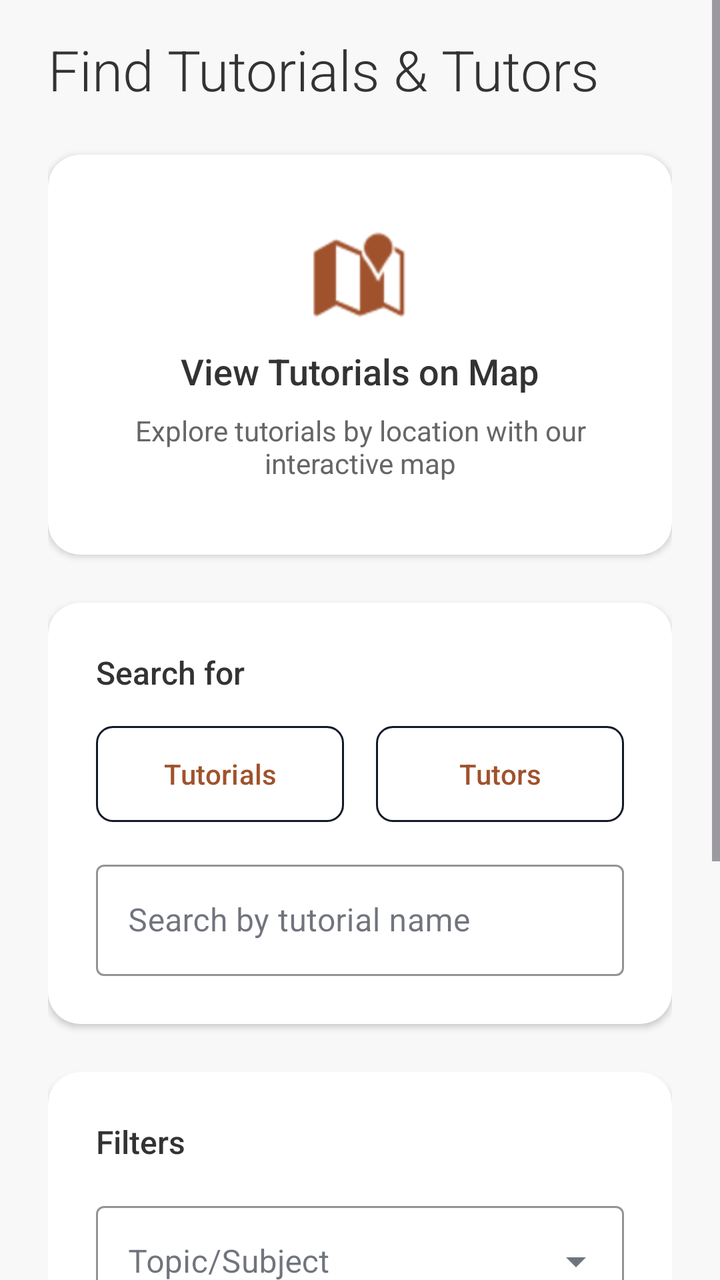
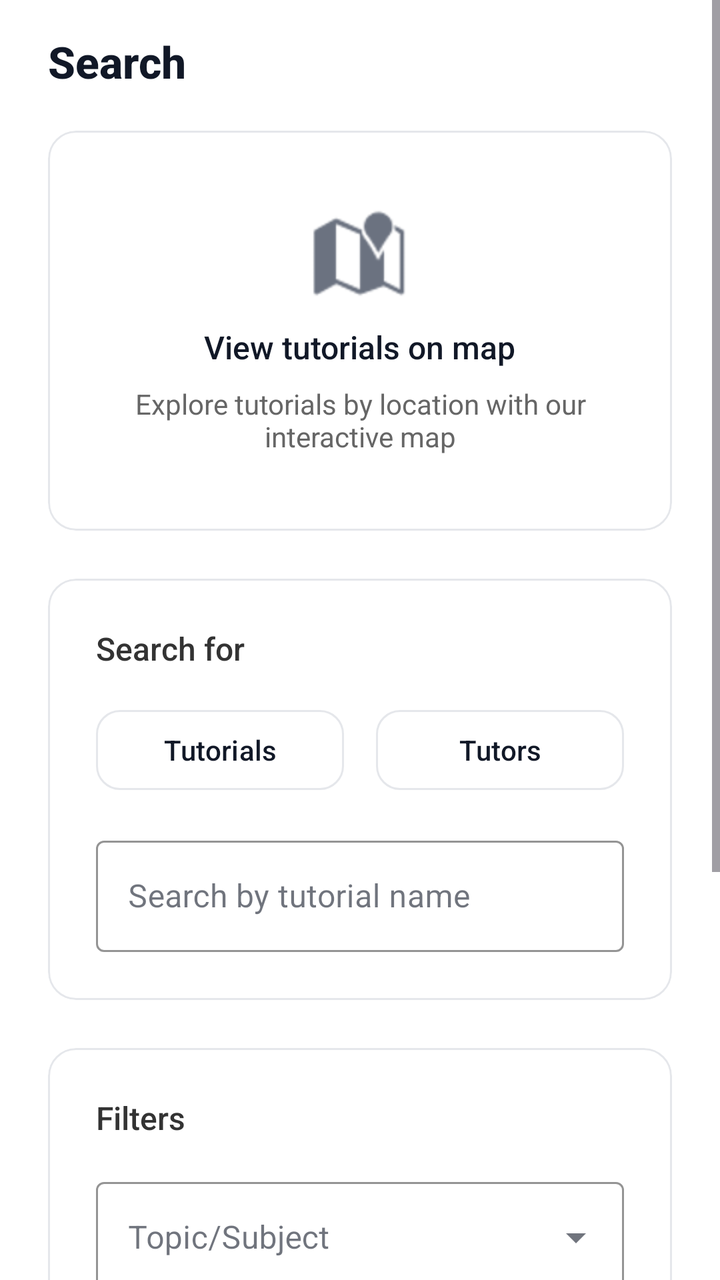

Before-and-after screenshots of an Android layout around one commit, followed by the original layout XML and the change that was made.
<!-- AndroidManifest.xml: application theme Theme.Csci3130Group1 -->
<!-- res/layout/fragment_search_for_tutorials.xml -->
<?xml version="1.0" encoding="utf-8"?>
<ScrollView xmlns:android="http://schemas.android.com/apk/res/android"
    xmlns:app="http://schemas.android.com/apk/res-auto"
    android:layout_width="match_parent"
    android:layout_height="match_parent"
    android:background="#F8F8F8"
    android:fillViewport="true">

    <LinearLayout
        android:layout_width="match_parent"
        android:layout_height="wrap_content"
        android:orientation="vertical"
        android:paddingHorizontal="24dp"
        android:paddingTop="16dp"
        android:paddingBottom="32dp">

        
        <TextView
            android:layout_width="wrap_content"
            android:layout_height="wrap_content"
            android:text="Find Tutorials &amp; Tutors"
            android:textSize="28sp"
            android:fontFamily="sans-serif-light"
            android:textColor="#333333"
            android:layout_marginBottom="24dp"/>

        
        <androidx.cardview.widget.CardView
            android:id="@+id/mapsCard"
            android:layout_width="match_parent"
            android:layout_height="200dp"
            android:layout_marginBottom="24dp"
            app:cardCornerRadius="16dp"
            app:cardElevation="2dp"
            app:cardBackgroundColor="#FFFFFF">

            <LinearLayout
                android:layout_width="match_parent"
                android:layout_height="match_parent"
                android:orientation="vertical"
                android:gravity="center">

                <ImageView
                    android:layout_width="48dp"
                    android:layout_height="48dp"
                    android:src="@android:drawable/ic_dialog_map"
                    app:tint="#A0522D"
                    android:layout_marginBottom="12dp"/>

                <TextView
                    android:layout_width="wrap_content"
                    android:layout_height="wrap_content"
                    android:text="View Tutorials on Map"
                    android:textSize="18sp"
                    android:fontFamily="sans-serif-medium"
                    android:textColor="#333333"
                    android:layout_marginBottom="8dp"/>

                <TextView
                    android:layout_width="wrap_content"
                    android:layout_height="wrap_content"
                    android:text="Explore tutorials by location with our interactive map"
                    android:textSize="14sp"
                    android:textColor="#666666"
                    android:gravity="center"
                    android:paddingHorizontal="24dp"/>
            </LinearLayout>
        </androidx.cardview.widget.CardView>

        
        <androidx.cardview.widget.CardView
            android:layout_width="match_parent"
            android:layout_height="wrap_content"
            android:layout_marginBottom="24dp"
            app:cardCornerRadius="16dp"
            app:cardElevation="2dp"
            app:cardBackgroundColor="#FFFFFF">

            <LinearLayout
                android:layout_width="match_parent"
                android:layout_height="wrap_content"
                android:orientation="vertical"
                android:padding="24dp">

                <TextView
                    android:layout_width="wrap_content"
                    android:layout_height="wrap_content"
                    android:text="Search for"
                    android:textSize="16sp"
                    android:fontFamily="sans-serif-medium"
                    android:textColor="#333333"
                    android:layout_marginBottom="16dp"/>

                <LinearLayout
                    android:layout_width="match_parent"
                    android:layout_height="wrap_content"
                    android:orientation="horizontal"
                    android:layout_marginBottom="16dp">

                    <Button
                        android:id="@+id/searchTutorialsButton"
                        android:layout_width="0dp"
                        android:layout_height="wrap_content"
                        android:layout_weight="1"
                        android:text="Tutorials"
                        android:textAllCaps="false"
                        android:background="@drawable/button_selector_primary"
                        android:textColor="@color/button_text_selector"
                        android:layout_marginEnd="8dp"/>

                    <Button
                        android:id="@+id/searchTutorsButton"
                        android:layout_width="0dp"
                        android:layout_height="wrap_content"
                        android:layout_weight="1"
                        android:text="Tutors"
                        android:textAllCaps="false"
                        android:background="@drawable/button_selector_primary"
                        android:textColor="@color/button_text_selector"
                        android:layout_marginStart="8dp"/>
                </LinearLayout>

                
                <com.google.android.material.textfield.TextInputLayout
                    android:id="@+id/searchInputLayout"
                    android:layout_width="match_parent"
                    android:layout_height="wrap_content"
                    android:hint="Search by tutorial name"
                    app:boxStrokeColor="#A0522D"
                    app:hintTextColor="#A0522D"
                    style="@style/Widget.MaterialComponents.TextInputLayout.OutlinedBox">

                    <com.google.android.material.textfield.TextInputEditText
                        android:id="@+id/searchInput"
                        android:layout_width="match_parent"
                        android:layout_height="wrap_content"
                        android:inputType="text"/>
                </com.google.android.material.textfield.TextInputLayout>
            </LinearLayout>
        </androidx.cardview.widget.CardView>

        
        <androidx.cardview.widget.CardView
            android:id="@+id/filtersCard"
            android:layout_width="match_parent"
            android:layout_height="wrap_content"
            android:layout_marginBottom="24dp"
            app:cardCornerRadius="16dp"
            app:cardElevation="2dp"
            app:cardBackgroundColor="#FFFFFF">

            <LinearLayout
                android:layout_width="match_parent"
                android:layout_height="wrap_content"
                android:orientation="vertical"
                android:padding="24dp">

                <TextView
                    android:layout_width="wrap_content"
                    android:layout_height="wrap_content"
                    android:text="Filters"
                    android:textSize="16sp"
                    android:fontFamily="sans-serif-medium"
                    android:textColor="#333333"
                    android:layout_marginBottom="16dp"/>

                
                <LinearLayout
                    android:id="@+id/topicFilterContainer"
                    android:layout_width="match_parent"
                    android:layout_height="wrap_content"
                    android:orientation="vertical">

                    
                    <com.google.android.material.textfield.TextInputLayout
                        android:layout_width="match_parent"
                        android:layout_height="wrap_content"
                        android:layout_marginBottom="16dp"
                        android:hint="Topic/Subject"
                        app:boxStrokeColor="#A0522D"
                        app:hintTextColor="#A0522D"
                        style="@style/Widget.MaterialComponents.TextInputLayout.OutlinedBox.ExposedDropdownMenu">

                        <AutoCompleteTextView
                            android:id="@+id/topicFilter"
                            android:layout_width="match_parent"
                            android:layout_height="wrap_content"
                            android:inputType="none"/>
                    </com.google.android.material.textfield.TextInputLayout>
                </LinearLayout>

                
                <LinearLayout
                    android:id="@+id/tutorialFiltersContainer"
                    android:layout_width="match_parent"
                    android:layout_height="wrap_content"
                    android:orientation="vertical">

                    
                    <com.google.android.material.textfield.TextInputLayout
                        android:layout_width="match_parent"
                        android:layout_height="wrap_content"
                        android:layout_marginBottom="16dp"
                        android:hint="Location"
                        app:boxStrokeColor="#A0522D"
                        app:hintTextColor="#A0522D"
                        style="@style/Widget.MaterialComponents.TextInputLayout.OutlinedBox.ExposedDropdownMenu">

                        <AutoCompleteTextView
                            android:id="@+id/locationFilter"
                            android:layout_width="match_parent"
                            android:layout_height="wrap_content"
                            android:inputType="none"
                            android:text="All Locations"
                            android:textSize="14sp"
                            android:paddingHorizontal="16dp"/>
                    </com.google.android.material.textfield.TextInputLayout>

                    
                    <com.google.android.material.textfield.TextInputLayout
                        android:layout_width="match_parent"
                        android:layout_height="wrap_content"
                        android:layout_marginBottom="16dp"
                        android:hint="Max Fee ($)"
                        app:boxStrokeColor="#A0522D"
                        app:hintTextColor="#A0522D"
                        style="@style/Widget.MaterialComponents.TextInputLayout.OutlinedBox">

                        <com.google.android.material.textfield.TextInputEditText
                            android:id="@+id/feeFilter"
                            android:layout_width="match_parent"
                            android:layout_height="wrap_content"
                            android:inputType="numberDecimal"
                            android:textSize="14sp"/>
                    </com.google.android.material.textfield.TextInputLayout>
                </LinearLayout>

                
                <LinearLayout
                    android:id="@+id/tutorFiltersContainer"
                    android:layout_width="match_parent"
                    android:layout_height="wrap_content"
                    android:orientation="vertical"
                    android:visibility="gone">

                    
                    <com.google.android.material.textfield.TextInputLayout
                        android:layout_width="match_parent"
                        android:layout_height="wrap_content"
                        android:layout_marginBottom="16dp"
                        android:hint="Degree/Field of Study"
                        app:boxStrokeColor="#A0522D"
                        app:hintTextColor="#A0522D"
                        style="@style/Widget.MaterialComponents.TextInputLayout.OutlinedBox.ExposedDropdownMenu">

                        <AutoCompleteTextView
                            android:id="@+id/degreeFilter"
                            android:layout_width="match_parent"
                            android:layout_height="wrap_content"
                            android:inputType="none"
                            android:text="All Degrees"
                            android:textSize="14sp"
                            android:paddingHorizontal="16dp"/>
                    </com.google.android.material.textfield.TextInputLayout>

                    
                    <com.google.android.material.textfield.TextInputLayout
                        android:layout_width="match_parent"
                        android:layout_height="wrap_content"
                        android:layout_marginBottom="16dp"
                        android:hint="Minimum Rating"
                        app:boxStrokeColor="#A0522D"
                        app:hintTextColor="#A0522D"
                        style="@style/Widget.MaterialComponents.TextInputLayout.OutlinedBox.ExposedDropdownMenu">

                        <AutoCompleteTextView
                            android:id="@+id/ratingFilter"
                            android:layout_width="match_parent"
                            android:layout_height="wrap_content"
                            android:inputType="none"
                            android:text="Any Rating"
                            android:textSize="14sp"
                            android:paddingHorizontal="16dp"/>
                    </com.google.android.material.textfield.TextInputLayout>
                </LinearLayout>

                
                <Button
                    android:id="@+id/searchButton"
                    style="@style/Widget.MaterialComponents.Button"
                    android:layout_width="match_parent"
                    android:layout_height="wrap_content"
                    android:text="Search"
                    android:textAllCaps="false"
                    android:backgroundTint="#A0522D"
                    android:textColor="#FFFFFF"
                    app:cornerRadius="8dp"/>
            </LinearLayout>
        </androidx.cardview.widget.CardView>

        
        <androidx.cardview.widget.CardView
            android:id="@+id/resultsCard"
            android:layout_width="match_parent"
            android:layout_height="wrap_content"
            app:cardCornerRadius="16dp"
            app:cardElevation="2dp"
            app:cardBackgroundColor="#FFFFFF"
            android:visibility="gone">

            <LinearLayout
                android:layout_width="match_parent"
                android:layout_height="wrap_content"
                android:orientation="vertical"
                android:padding="24dp">

                
                <LinearLayout
                    android:layout_width="match_parent"
                    android:layout_height="wrap_content"
                    android:orientation="horizontal"
                    android:gravity="center_vertical"
                    android:layout_marginBottom="16dp">

                    <ImageView
                        android:layout_width="24dp"
                        android:layout_height="24dp"
                        android:src="@android:drawable/ic_menu_search"
                        app:tint="#A0522D"/>

                    <TextView
                        android:id="@+id/resultsHeader"
                        android:layout_width="wrap_content"
                        android:layout_height="wrap_content"
                        android:text="Search Results"
                        android:textSize="20sp"
                        android:fontFamily="sans-serif-medium"
                        android:textColor="#333333"
                        android:layout_marginStart="12dp"/>
                </LinearLayout>

                
                <androidx.recyclerview.widget.RecyclerView
                    android:id="@+id/resultsRecyclerView"
                    android:layout_width="match_parent"
                    android:layout_height="wrap_content"
                    android:nestedScrollingEnabled="false"/>

                
                <LinearLayout
                    android:id="@+id/emptyStateLayout"
                    android:layout_width="match_parent"
                    android:layout_height="wrap_content"
                    android:orientation="vertical"
                    android:gravity="center"
                    android:padding="32dp"
                    android:visibility="gone">

                    <ImageView
                        android:layout_width="64dp"
                        android:layout_height="64dp"
                        android:src="@android:drawable/ic_menu_search"
                        app:tint="#CCCCCC"
                        android:layout_marginBottom="16dp"/>

                    <TextView
                        android:layout_width="wrap_content"
                        android:layout_height="wrap_content"
                        android:text="No results found"
                        android:textSize="18sp"
                        android:fontFamily="sans-serif-medium"
                        android:textColor="#666666"
                        android:layout_marginBottom="8dp"/>

                    <TextView
                        android:layout_width="wrap_content"
                        android:layout_height="wrap_content"
                        android:text="Try adjusting your search criteria"
                        android:textSize="14sp"
                        android:textColor="#888888"
                        android:gravity="center"/>
                </LinearLayout>
            </LinearLayout>
        </androidx.cardview.widget.CardView>

        
        <ListView
            android:id="@+id/tutorialListView"
            android:layout_width="match_parent"
            android:layout_height="wrap_content"
            android:visibility="gone"/>

        <Button
            android:id="@+id/bt_location"
            android:layout_width="wrap_content"
            android:layout_height="wrap_content"
            android:visibility="gone"/>

        <TextView
            android:id="@+id/location_text"
            android:layout_width="wrap_content"
            android:layout_height="wrap_content"
            android:visibility="gone"/>

        
        <EditText
            android:id="@+id/locationInput"
            android:layout_width="match_parent"
            android:layout_height="wrap_content"
            android:visibility="gone"/>

        <EditText
            android:id="@+id/feeInput"
            android:layout_width="match_parent"
            android:layout_height="wrap_content"
            android:visibility="gone"/>

        <EditText
            android:id="@+id/durationInput"
            android:layout_width="match_parent"
            android:layout_height="wrap_content"
            android:visibility="gone"/>

        <Spinner
            android:id="@+id/topicSpinner"
            android:layout_width="match_parent"
            android:layout_height="wrap_content"
            android:visibility="gone"/>
    </LinearLayout>
</ScrollView>
<!-- resources referenced by this layout -->
<resources>
  <!-- drawable button_selector_primary (drawable) -->
  <?xml version="1.0" encoding="utf-8"?>
  <selector xmlns:android="http://schemas.android.com/apk/res/android">
      
      <item android:state_selected="true">
          <shape android:shape="rectangle">
              <solid android:color="#A0522D"/>
              <corners android:radius="8dp"/>
          </shape>
      </item>
      
      
      <item>
          <shape android:shape="rectangle">
              <solid android:color="@android:color/transparent"/>
              <stroke android:width="1dp" android:color="#A0522D"/>
              <corners android:radius="8dp"/>
          </shape>
      </item>
  </selector>
  <style name="Theme.Csci3130Group1" parent="Base.Theme.Csci3130Group1" />
  <style name="Base.Theme.Csci3130Group1" parent="Theme.Material3.DayNight.NoActionBar">
          
          <item name="colorPrimary">#111827</item>
          <item name="colorOnPrimary">#FFFFFF</item>
          <item name="colorSecondary">#6B7280</item>
          <item name="colorOnSecondary">#FFFFFF</item>
          
          <item name="colorPrimaryContainer">#F3F4F6</item>
          <item name="colorOnPrimaryContainer">#111827</item>
          <item name="colorSecondaryContainer">#F3F4F6</item>
          <item name="colorOnSecondaryContainer">#111827</item>
          <item name="colorTertiary">#9CA3AF</item>
          <item name="colorSurface">#FFFFFF</item>
          <item name="colorOnSurface">#111827</item>
          <item name="colorOutline">#E5E7EB</item>
          <item name="android:navigationBarColor">#FFFFFF</item>
          <item name="android:statusBarColor">#FFFFFF</item>
      </style>
</resources>

<!-- the commit's change to res/layout/fragment_search_for_tutorials.xml (unified diff, before → after) -->
@@ -3,7 +3,7 @@
     xmlns:app="http://schemas.android.com/apk/res-auto"
     android:layout_width="match_parent"
     android:layout_height="match_parent"
-    android:background="#F8F8F8"
+    android:background="#FFFFFF"
     android:fillViewport="true">
 
     <LinearLayout
@@ -18,21 +18,24 @@
         <TextView
             android:layout_width="wrap_content"
             android:layout_height="wrap_content"
-            android:text="Find Tutorials &amp; Tutors"
-            android:textSize="28sp"
-            android:fontFamily="sans-serif-light"
-            android:textColor="#333333"
-            android:layout_marginBottom="24dp"/>
-
-        
-        <androidx.cardview.widget.CardView
+            android:text="Search"
+            android:textSize="22sp"
+            android:fontFamily="sans-serif-medium"
+            android:textStyle="bold"
+            android:textColor="#111827"
+            android:layout_marginBottom="20dp"/>
+
+        
+        <com.google.android.material.card.MaterialCardView
             android:id="@+id/mapsCard"
             android:layout_width="match_parent"
             android:layout_height="200dp"
             android:layout_marginBottom="24dp"
-            app:cardCornerRadius="16dp"
-            app:cardElevation="2dp"
-            app:cardBackgroundColor="#FFFFFF">
+            app:cardCornerRadius="14dp"
+            app:cardElevation="0dp"
+            app:cardBackgroundColor="#FFFFFF"
+            app:strokeColor="#E5E7EB"
+            app:strokeWidth="1dp">
 
             <LinearLayout
                 android:layout_width="match_parent"
@@ -44,16 +47,16 @@
                     android:layout_width="48dp"
                     android:layout_height="48dp"
                     android:src="@android:drawable/ic_dialog_map"
-                    app:tint="#A0522D"
+                    app:tint="#6B7280"
                     android:layout_marginBottom="12dp"/>
 
                 <TextView
                     android:layout_width="wrap_content"
                     android:layout_height="wrap_content"
-                    android:text="View Tutorials on Map"
-                    android:textSize="18sp"
+                    android:text="View tutorials on map"
+                    android:textSize="16sp"
                     android:fontFamily="sans-serif-medium"
-                    android:textColor="#333333"
+                    android:textColor="#111827"
                     android:layout_marginBottom="8dp"/>
 
                 <TextView
@@ -65,16 +68,18 @@
                     android:gravity="center"
                     android:paddingHorizontal="24dp"/>
             </LinearLayout>
-        </androidx.cardview.widget.CardView>
-
-        
-        <androidx.cardview.widget.CardView
+        </com.google.android.material.card.MaterialCardView>
+
+        
+        <com.google.android.material.card.MaterialCardView
             android:layout_width="match_parent"
             android:layout_height="wrap_content"
             android:layout_marginBottom="24dp"
-            app:cardCornerRadius="16dp"
-            app:cardElevation="2dp"
-            app:cardBackgroundColor="#FFFFFF">
+            app:cardCornerRadius="14dp"
+            app:cardElevation="0dp"
+            app:cardBackgroundColor="#FFFFFF"
+            app:strokeColor="#E5E7EB"
+            app:strokeWidth="1dp">
 
             <LinearLayout
                 android:layout_width="match_parent"
@@ -97,26 +102,30 @@
                     android:orientation="horizontal"
                     android:layout_marginBottom="16dp">
 
-                    <Button
+                    <com.google.android.material.button.MaterialButton
                         android:id="@+id/searchTutorialsButton"
+                        style="@style/Widget.Material3.Button.OutlinedButton"
                         android:layout_width="0dp"
                         android:layout_height="wrap_content"
                         android:layout_weight="1"
                         android:text="Tutorials"
                         android:textAllCaps="false"
-                        android:background="@drawable/button_selector_primary"
-                        android:textColor="@color/button_text_selector"
+                        android:textColor="#111827"
+                        app:strokeColor="#E5E7EB"
+                        app:cornerRadius="12dp"
                         android:layout_marginEnd="8dp"/>
 
-                    <Button
+                    <com.google.android.material.button.MaterialButton
                         android:id="@+id/searchTutorsButton"
+                        style="@style/Widget.Material3.Button.OutlinedButton"
                         android:layout_width="0dp"
                         android:layout_height="wrap_content"
                         android:layout_weight="1"
                         android:text="Tutors"
                         android:textAllCaps="false"
-                        android:background="@drawable/button_selector_primary"
-                        android:textColor="@color/button_text_selector"
+                        android:textColor="#111827"
+                        app:strokeColor="#E5E7EB"
+                        app:cornerRadius="12dp"
                         android:layout_marginStart="8dp"/>
                 </LinearLayout>
 
@@ -126,8 +135,8 @@
                     android:layout_width="match_parent"
                     android:layout_height="wrap_content"
                     android:hint="Search by tutorial name"
-                    app:boxStrokeColor="#A0522D"
-                    app:hintTextColor="#A0522D"
+                    app:boxStrokeColor="#E5E7EB"
+                    app:hintTextColor="#6B7280"
                     style="@style/Widget.MaterialComponents.TextInputLayout.OutlinedBox">
 
                     <com.google.android.material.textfield.TextInputEditText
@@ -137,17 +146,19 @@
                         android:inputType="text"/>
                 </com.google.android.material.textfield.TextInputLayout>
             </LinearLayout>
-        </androidx.cardview.widget.CardView>
-
-        
-        <androidx.cardview.widget.CardView
+        </com.google.android.material.card.MaterialCardView>
+
+        
+        <com.google.android.material.card.MaterialCardView
             android:id="@+id/filtersCard"
             android:layout_width="match_parent"
             android:layout_height="wrap_content"
             android:layout_marginBottom="24dp"
-            app:cardCornerRadius="16dp"
-            app:cardElevation="2dp"
-            app:cardBackgroundColor="#FFFFFF">
+            app:cardCornerRadius="14dp"
+            app:cardElevation="0dp"
+            app:cardBackgroundColor="#FFFFFF"
+            app:strokeColor="#E5E7EB"
+            app:strokeWidth="1dp">
 
             <LinearLayout
                 android:layout_width="match_parent"
@@ -177,8 +188,8 @@
                         android:layout_height="wrap_content"
                         android:layout_marginBottom="16dp"
                         android:hint="Topic/Subject"
-                        app:boxStrokeColor="#A0522D"
-                        app:hintTextColor="#A0522D"
+                        app:boxStrokeColor="#E5E7EB"
+                        app:hintTextColor="#6B7280"
                         style="@style/Widget.MaterialComponents.TextInputLayout.OutlinedBox.ExposedDropdownMenu">
 
                         <AutoCompleteTextView
@@ -202,8 +213,8 @@
                         android:layout_height="wrap_content"
                         android:layout_marginBottom="16dp"
                         android:hint="Location"
-                        app:boxStrokeColor="#A0522D"
-                        app:hintTextColor="#A0522D"
+                        app:boxStrokeColor="#E5E7EB"
+                        app:hintTextColor="#6B7280"
                         style="@style/Widget.MaterialComponents.TextInputLayout.OutlinedBox.ExposedDropdownMenu">
 
                         <AutoCompleteTextView
@@ -222,8 +233,8 @@
                         android:layout_height="wrap_content"
                         android:layout_marginBottom="16dp"
                         android:hint="Max Fee ($)"
-                        app:boxStrokeColor="#A0522D"
-                        app:hintTextColor="#A0522D"
+                        app:boxStrokeColor="#E5E7EB"
+                        app:hintTextColor="#6B7280"
                         style="@style/Widget.MaterialComponents.TextInputLayout.OutlinedBox">
 
                         <com.google.android.material.textfield.TextInputEditText
@@ -249,8 +260,8 @@
                         android:layout_height="wrap_content"
                         android:layout_marginBottom="16dp"
                         android:hint="Degree/Field of Study"
-                        app:boxStrokeColor="#A0522D"
-                        app:hintTextColor="#A0522D"
+                        app:boxStrokeColor="#E5E7EB"
+                        app:hintTextColor="#6B7280"
                         style="@style/Widget.MaterialComponents.TextInputLayout.OutlinedBox.ExposedDropdownMenu">
 
                         <AutoCompleteTextView
@@ -269,8 +280,8 @@
                         android:layout_height="wrap_content"
                         android:layout_marginBottom="16dp"
                         android:hint="Minimum Rating"
-                        app:boxStrokeColor="#A0522D"
-                        app:hintTextColor="#A0522D"
+                        app:boxStrokeColor="#E5E7EB"
+                        app:hintTextColor="#6B7280"
                         style="@style/Widget.MaterialComponents.TextInputLayout.OutlinedBox.ExposedDropdownMenu">
 
                         <AutoCompleteTextView
@@ -287,25 +298,27 @@
                 
                 <Button
                     android:id="@+id/searchButton"
-                    style="@style/Widget.MaterialComponents.Button"
+                    style="@style/Widget.MaterialComponents.Button.OutlinedButton"
                     android:layout_width="match_parent"
                     android:layout_height="wrap_content"
                     android:text="Search"
                     android:textAllCaps="false"
-                    android:backgroundTint="#A0522D"
-                    android:textColor="#FFFFFF"
+                    android:textColor="#111827"
+                    app:strokeColor="#E5E7EB"
                     app:cornerRadius="8dp"/>
             </LinearLayout>
-        </androidx.cardview.widget.CardView>
-
-        
-        <androidx.cardview.widget.CardView
+        </com.google.android.material.card.MaterialCardView>
+
+        
+        <com.google.android.material.card.MaterialCardView
             android:id="@+id/resultsCard"
             android:layout_width="match_parent"
             android:layout_height="wrap_content"
-            app:cardCornerRadius="16dp"
-            app:cardElevation="2dp"
+            app:cardCornerRadius="14dp"
+            app:cardElevation="0dp"
             app:cardBackgroundColor="#FFFFFF"
+            app:strokeColor="#E5E7EB"
+            app:strokeWidth="1dp"
             android:visibility="gone">
 
             <LinearLayout
@@ -326,16 +339,16 @@
                         android:layout_width="24dp"
                         android:layout_height="24dp"
                         android:src="@android:drawable/ic_menu_search"
-                        app:tint="#A0522D"/>
+                        app:tint="#6B7280"/>
 
                     <TextView
                         android:id="@+id/resultsHeader"
                         android:layout_width="wrap_content"
                         android:layout_height="wrap_content"
-                        android:text="Search Results"
-                        android:textSize="20sp"
+                        android:text="Results"
+                        android:textSize="17sp"
                         android:fontFamily="sans-serif-medium"
-                        android:textColor="#333333"
+                        android:textColor="#1C1C1E"
                         android:layout_marginStart="12dp"/>
                 </LinearLayout>
 
@@ -381,7 +394,7 @@
                         android:gravity="center"/>
                 </LinearLayout>
             </LinearLayout>
-        </androidx.cardview.widget.CardView>
+        </com.google.android.material.card.MaterialCardView>
 
         
         <ListView
<!-- resource entries referenced after the edit -->
@@ -1,25 +1,5 @@
 <!-- resources referenced by this layout -->
 <resources>
-  <!-- drawable button_selector_primary (drawable) -->
-  <?xml version="1.0" encoding="utf-8"?>
-  <selector xmlns:android="http://schemas.android.com/apk/res/android">
-      
-      <item android:state_selected="true">
-          <shape android:shape="rectangle">
-              <solid android:color="#A0522D"/>
-              <corners android:radius="8dp"/>
-          </shape>
-      </item>
-      
-      
-      <item>
-          <shape android:shape="rectangle">
-              <solid android:color="@android:color/transparent"/>
-              <stroke android:width="1dp" android:color="#A0522D"/>
-              <corners android:radius="8dp"/>
-          </shape>
-      </item>
-  </selector>
   <style name="Theme.Csci3130Group1" parent="Base.Theme.Csci3130Group1" />
   <style name="Base.Theme.Csci3130Group1" parent="Theme.Material3.DayNight.NoActionBar">
           
